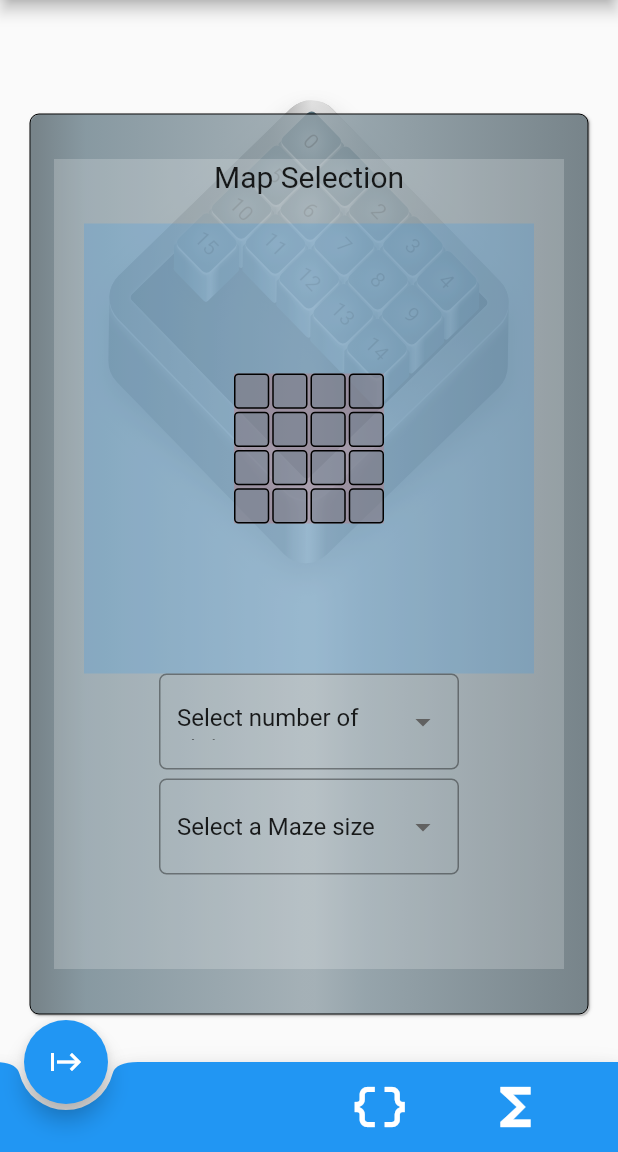
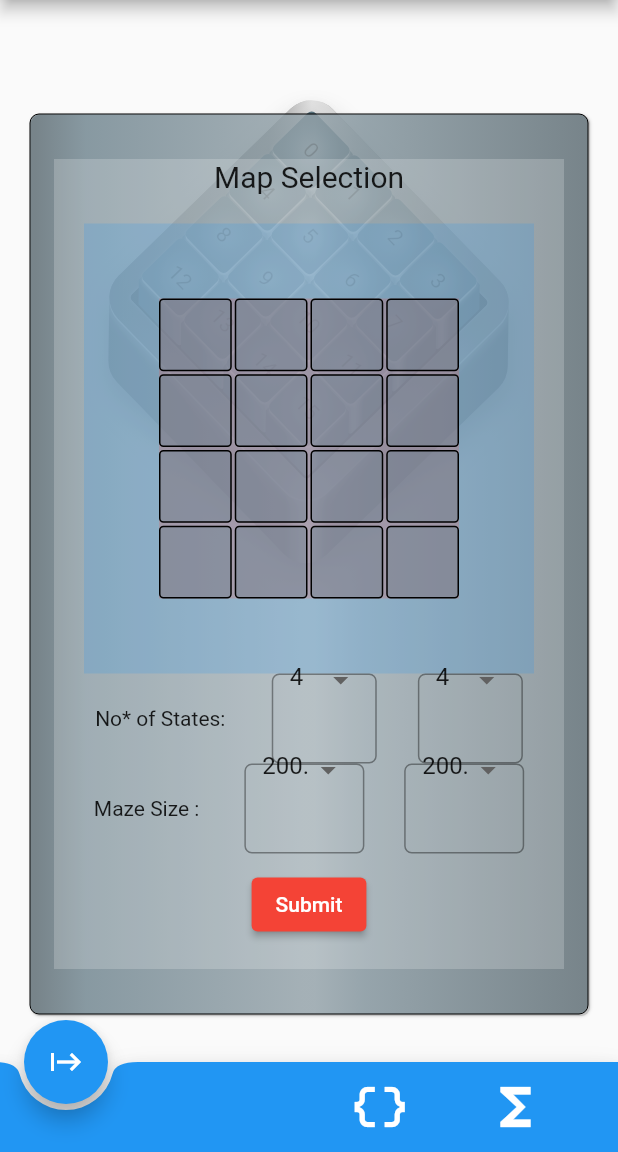
Before and after one commit to Charles-Thomson/MLApplication_FrontEnd_Flutter, a Flutter app: the screen it shows after launch, after a tap on the "map" icon, on a phone screen of 412 x 824 dp, the part 84-1236 px from its top. Run offline on Flutter 3.47's test engine with Material 2 defaults, Android fonts, the phone set to English and light mode, and no system bars.

Commit message:
Map Tab - Custom Map selection implemented

```diff
--- a/lib/pages/home_page.dart
+++ b/lib/pages/home_page.dart
@@ -9,6 +9,8 @@ import 'package:ann_app/widgets/maze_board/maze_board_config.dart' as maze_confi
 //TODO: Refactor layouts to use Flexible ?
 //TODO: Refactor down cards and clean up design
 //TODO: Bug with higher number of buttons making outliers un-clickable - due to the offset maybe ?
+//TODO: Connect up the update from the maps tab - updating the main map UI
+//TODO: Refactor/clea up the map selection file
 
 // TODO: Do we refactor to use x , y location over states
 
--- a/lib/widgets/maze_board/maze_board_config.dart
+++ b/lib/widgets/maze_board/maze_board_config.dart
@@ -8,17 +8,16 @@ double edgeRadius = 20;
 // working at 30
 double rimOffSet = 30;
 
-
 // Used in multiple tile files
 int mapSize = 4;
 int mapSizeX = 4;
-int mapSizeY = 5;
+int mapSizeY = 4;
 int mapSizeStates = mapSize * mapSize;
 
 double tileGridWidth = mazeWidth - (edgeRadius * 2);
 double tileGridHeight = mazeHeight - (edgeRadius * 2);
-double tileHeight = tileGridWidth / mapSize;
-double tileWidth = tileGridHeight / mapSize;
+double tileHeight = tileGridWidth / mapSizeY;
+double tileWidth = tileGridHeight / mapSizeX;
 
 //Used in rim_painter -> RimContainerCutout
 double rimContainerCutOutHeight = tileGridHeight + 10;
--- a/lib/widgets/maze_board/maze_body/body_painter.dart
+++ b/lib/widgets/maze_board/maze_body/body_painter.dart
@@ -29,24 +29,24 @@ class BodyPainter extends CustomPainter {
     double distance = 30;
     final bodyPath = Path()
       ..addRRect(RRect.fromRectAndRadius(
-          Rect.fromLTWH(0, 0, size.width, size.height),
+          Rect.fromLTWH(0, 0, config.mazeWidth, config.mazeHeight),
           Radius.circular(radiosOffset))
       )
 
       ..addRRect(RRect.fromRectAndRadius(
-          Rect.fromLTWH(distance, distance, size.width, size.height),
+          Rect.fromLTWH(distance, distance, config.mazeWidth, config.mazeHeight),
           Radius.circular(radiosOffset))
       )
-      ..moveTo(size.width - borderRadiusOffset, borderRadiusOffset)
+      ..moveTo(config.mazeWidth - borderRadiusOffset, borderRadiusOffset)
       ..lineTo(
-        size.width + distance - borderRadiusOffset,
+        config.mazeWidth + distance - borderRadiusOffset,
         distance + borderRadiusOffset,
       )
       ..lineTo(
       distance + borderRadiusOffset,
-      size.height + distance - borderRadiusOffset,
+        config.mazeHeight + distance - borderRadiusOffset,
       )
-      ..lineTo(borderRadiusOffset, size.height - borderRadiusOffset);
+      ..lineTo(borderRadiusOffset, config.mazeHeight - borderRadiusOffset);
 
     canvas.drawShadow(
       bodyPath,
--- a/lib/widgets/maze_board/tiles/tile_grid.dart
+++ b/lib/widgets/maze_board/tiles/tile_grid.dart
@@ -12,7 +12,7 @@ class TileGrid extends StatelessWidget{
   @override
   Widget build(BuildContext context){
 
-    List <Widget>tileList = List.generate(mapSize * mapSize,
+    List <Widget>tileList = List.generate(config.mapSizeX * config.mapSizeY,
             (index){
           return NewCompleteTile(
             // These values correspond to the receiving func(val, val)
--- a/lib/widgets/maze_selection_widgets/bottom_nav_bar_maze_button.dart
+++ b/lib/widgets/maze_selection_widgets/bottom_nav_bar_maze_button.dart
@@ -47,37 +47,51 @@ class MapSettingsButtonPopOut extends StatefulWidget{
 }
 
 class _MapSettingsButtonPopOut extends State<MapSettingsButtonPopOut>{
-  late String? currentSelectedStateValue;
-  late String? currentSelectedMazeSizeValue;
+  late int? currentSelectedStateValueX;
+  late int? currentSelectedStateValueY;
+
+  late double? currentSelectedMazeValueX;
+  late double? currentSelectedMazeValueY;
+
   final String configKey = "";
-  final List<String> numberOfStateOptions = ["Select number of states","3x3", "4x4", "5x5", "6x6", "7x7", "8x8", "9x9", "10x10"];
-  final List<String> mazSizeOptions = ["Select a Maze size","100x100", "200x200", "300x300", "400x400", "500x500", "600x600"];
+  final List<int> numberOfStateOptions = [3, 4, 5, 6, 7, 8, 9, 10];
+  final List<double> mazeSizeOptions = [100, 150, 200, 250, 300, 350];
 
 
-  double tileGridHeight = 100;
-  double tileGridWidth = 100;
+  late double tileGridHeight;
+  late double tileGridWidth;
+  late int numberOfStatesX;
+  late int numberOfStatesY;
+
+
+
   int mapDimensionAsStates = 4;
+
+
+  void updateMazeSizeX(double value){
+    setState(() {
+      tileGridHeight = value;
+    });
+  }
 
   @override
   void initState(){
     super.initState();
-    currentSelectedStateValue = numberOfStateOptions[0];
-    currentSelectedMazeSizeValue = mazSizeOptions[0];
+    currentSelectedStateValueY = 4;
+    currentSelectedStateValueX = 4;
 
+    currentSelectedMazeValueY = 200;
+    currentSelectedMazeValueX = 200;
+
+    tileGridHeight = 200;
+    tileGridWidth = 200;
+
+    numberOfStatesX = 4;
+    numberOfStatesY = 4;
   }
-
-  void changeMapSize(){
-
-    setState(() {
-      tileGridWidth = 300;
-      tileGridHeight = 300;
-      mapDimensionAsStates = 7;
-    });
-  }
-
   @override
   Widget build(BuildContext context) {
-    int  totalMapStates = mapDimensionAsStates * mapDimensionAsStates;
+    int  totalMapStates = numberOfStatesX * numberOfStatesY;
     List<Widget> mapRepresentation = List.generate(totalMapStates.toInt(), (index){
       return Container(
         decoration:  BoxDecoration(
@@ -149,7 +163,7 @@ class _MapSettingsButtonPopOut extends State<MapSettingsButtonPopOut>{
                                 width: tileGridWidth,
                                 child: GridView.count(
                                   padding: EdgeInsets.zero,
-                                    crossAxisCount: mapDimensionAsStates,
+                                    crossAxisCount: numberOfStatesX,
                                   crossAxisSpacing: 2,
                                   mainAxisSpacing: 2,
                                   children: mapRepresentation
@@ -157,39 +171,43 @@ class _MapSettingsButtonPopOut extends State<MapSettingsButtonPopOut>{
                               ),
                             ),
                           ),
+                              Row(
+                                  mainAxisAlignment: MainAxisAlignment.spaceEvenly,
+                                  children: <Widget>[
+                                const Text("No* of States: "),
                                 SizedBox(
-                                height: 70,
-                                width: 200,
+                                  height: 60,
+                                  width: 70,
                                   child: InputDecorator(
                                     decoration: InputDecoration(
                                         labelStyle: const TextStyle( color: Colors.redAccent, fontSize: 16),
                                         errorStyle: const TextStyle( color: Colors.redAccent, fontSize: 16),
                                         hintText: 'Testing hint text',
                                         border: OutlineInputBorder(borderRadius: BorderRadius.circular(5))),
-                                  isEmpty: currentSelectedStateValue == '',
+                                    isEmpty: currentSelectedStateValueX == 0,
                                     child: DropdownButtonHideUnderline(
-                                    child: DropdownButton<String>(
+                                      child: DropdownButton<int>(
                                         isExpanded: true,
-                                      value: currentSelectedStateValue,
-                                      onChanged: (String? newValue) {
+                                        value: currentSelectedStateValueX,
+                                        onChanged: (int? newValue) {
                                           setState(() {
-                                          currentSelectedStateValue = newValue;
+                                            currentSelectedStateValueX = newValue;
+                                            numberOfStatesX = newValue!;
                                           });
                                         },
                                         isDense: true,
-                                      items: numberOfStateOptions.map((String value){
-                                        return DropdownMenuItem<String>(
+                                        items: numberOfStateOptions.map((int value){
+                                          return DropdownMenuItem<int>(
                                               value: value,
-                                            child: Text(value));
+                                              child: Text(value.toString()));
                                         }).toList(),
                                       ),
                                     ),
                                   ),
                                 ),
-
                                 SizedBox(
-                                height: 100,
-                                width: 200,
+                                  height: 60,
+                                  width: 70,
                                   child: InputDecorator(
                                     decoration: InputDecoration(
 
@@ -197,28 +215,102 @@ class _MapSettingsButtonPopOut extends State<MapSettingsButtonPopOut>{
                                         errorStyle: const TextStyle( color: Colors.redAccent, fontSize: 16),
                                         hintText: 'Testing hint text',
                                         border: OutlineInputBorder(borderRadius: BorderRadius.circular(5))),
-                                  isEmpty: currentSelectedMazeSizeValue == '',
+                                    isEmpty: currentSelectedStateValueY == 0,
                                     child: DropdownButtonHideUnderline(
-                                    child: DropdownButton<String>(
+                                      child: DropdownButton<int>(
                                         isExpanded: true,
-                                      value: currentSelectedMazeSizeValue,
-                                      onChanged: (String? newValue) {
+                                        value: currentSelectedStateValueY,
+                                        onChanged: (int? newValue) {
                                           setState(() {
-                                          currentSelectedMazeSizeValue = newValue;
+                                            currentSelectedStateValueY = newValue;
+                                            numberOfStatesY = newValue!;
+
                                           });
                                         },
                                         isDense: true,
-                                      items: mazSizeOptions.map((String value){
-                                        return DropdownMenuItem<String>(
+                                        items: numberOfStateOptions.map((int value){
+                                          return DropdownMenuItem<int>(
                                               value: value,
-                                            child: Text(value));
+                                              child: Text(value.toString()));
                                         }).toList(),
                                       ),
                                     ),
                                   ),
                                 ),
 
-                              // ElevatedButton(onPressed: () {changeMapSize();} , child: const Text("Change size"))
+
+                              ]),
+                              Row(
+                                  mainAxisAlignment: MainAxisAlignment.spaceEvenly,
+                                  children: <Widget>[
+                                    const Text("Maze Size : "),
+                                    SizedBox(
+                                      height: 60,
+                                      width: 80,
+                                      child: InputDecorator(
+                                        decoration: InputDecoration(
+                                            labelStyle: const TextStyle( color: Colors.redAccent, fontSize: 16),
+                                            errorStyle: const TextStyle( color: Colors.redAccent, fontSize: 16),
+                                            hintText: 'Testing hint text',
+                                            border: OutlineInputBorder(borderRadius: BorderRadius.circular(5))),
+                                        isEmpty: currentSelectedMazeValueX == 0,
+                                        child: DropdownButtonHideUnderline(
+                                          child: DropdownButton<double>(
+                                            isExpanded: true,
+                                            value: currentSelectedMazeValueX,
+                                            onChanged: (double? newValue) {
+                                              setState(() {
+                                                currentSelectedMazeValueX = newValue;
+                                                tileGridHeight = newValue!;
+                                              });
+                                            },
+                                            isDense: true,
+                                            items: mazeSizeOptions.map((double value){
+                                              return DropdownMenuItem<double>(
+                                                  value: value,
+                                                  child: Text(value.toString()));
+                                            }).toList(),
+                                          ),
+                                        ),
+                                      ),
+                                    ),
+                                    SizedBox(
+                                      height: 60,
+                                      width: 80,
+                                      child: InputDecorator(
+                                        decoration: InputDecoration(
+
+                                            labelStyle: const TextStyle( color: Colors.redAccent, fontSize: 16),
+                                            errorStyle: const TextStyle( color: Colors.redAccent, fontSize: 16),
+                                            hintText: 'Testing hint text',
+                                            border: OutlineInputBorder(borderRadius: BorderRadius.circular(5))),
+                                        isEmpty: currentSelectedMazeValueY == 0,
+                                        child: DropdownButtonHideUnderline(
+                                          child: DropdownButton<double>(
+                                            isExpanded: true,
+                                            value: currentSelectedMazeValueY,
+                                            onChanged: (double? newValue) {
+                                              setState(() {
+                                                currentSelectedMazeValueY = newValue;
+                                                tileGridWidth = newValue!;
+                                              });
+                                            },
+                                            isDense: true,
+                                            items: mazeSizeOptions.map((double value){
+                                              return DropdownMenuItem<double>(
+                                                  value: value,
+                                                  child: Text(value.toString()));
+                                            }).toList(),
+                                          ),
+                                        ),
+                                      ),
+                                    ),
+                                  ]),
+
+                               Padding(
+                                 padding: const EdgeInsets.all(10.0),
+                                 child: ElevatedButton(onPressed: () {} , child: const Text("Submit")),
+                               )
                         ])
                     ),
                   )
```
Lines whose indentation alone changed are shown as unchanged.
